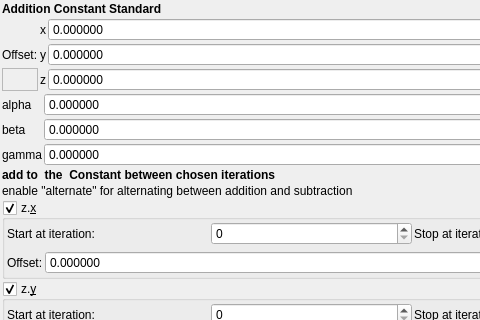
First picture: the form in mandelbulber2/formula/ui/transf_add_constant_rot_v1.ui, repository buddhi1980/mandelbulber2, before the edit; both pictures show x 0 to 480 and y 0 to 320 of the 826 by 976 pixel window.
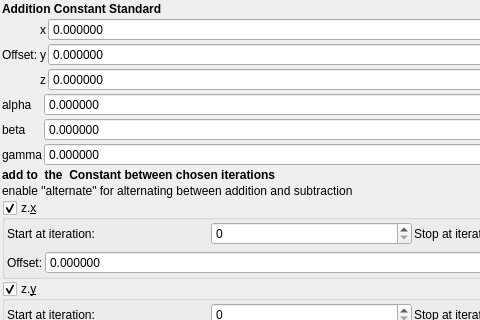
Second picture: the form after the edit. Custom widgets are drawn as their Qt base class.

Commit message: de extra controls transf_scale3d.ui

```diff
--- a/mandelbulber2/formula/ui/transf_add_constant_rot_v1.ui
+++ b/mandelbulber2/formula/ui/transf_add_constant_rot_v1.ui
@@ -159,16 +159,6 @@
        </property>
       </widget>
      </item>
-     <item row="4" column="1">
-      <widget class="QFrame" name="frame">
-       <property name="frameShape">
-        <enum>QFrame::StyledPanel</enum>
-       </property>
-       <property name="frameShadow">
-        <enum>QFrame::Raised</enum>
-       </property>
-      </widget>
-     </item>
     </layout>
    </item>
    <item>
```
The commit also changes 5 other files.
